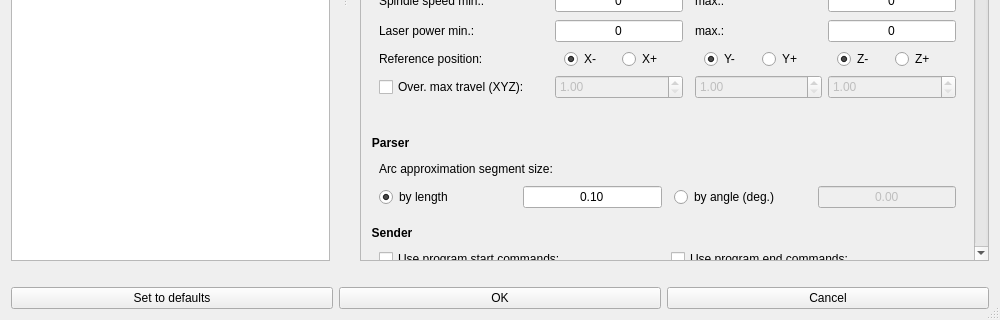
The window that src/candle/frmsettings.ui (bodyhey/Candle3) describes before a commit, drawn with Qt 5; both pictures show x 0 to 1000 and y 280 to 600 of the 1000 by 600 pixel window.
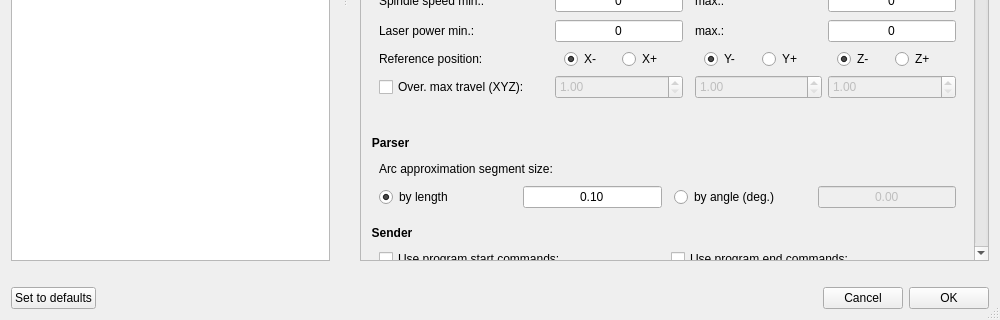
The same window after the commit. Icons and pictures are not drawn. Custom widgets are drawn as their Qt base class.

```diff
--- a/src/candle/frmsettings.ui
+++ b/src/candle/frmsettings.ui
@@ -1808,14 +1808,17 @@
       </widget>
      </item>
      <item>
-      <widget class="QPushButton" name="cmdOK">
-       <property name="text">
-        <string>OK</string>
+      <spacer name="bottomButtonsSpacer">
+       <property name="orientation">
+        <enum>Qt::Orientation::Horizontal</enum>
        </property>
-       <property name="autoDefault">
-        <bool>false</bool>
+       <property name="sizeHint" stdset="0">
+        <size>
+         <width>40</width>
+         <height>20</height>
+        </size>
        </property>
-      </widget>
+      </spacer>
      </item>
      <item>
       <widget class="QPushButton" name="cmdCancel">
@@ -1827,6 +1830,16 @@
        </property>
       </widget>
      </item>
+     <item>
+      <widget class="QPushButton" name="cmdOK">
+       <property name="text">
+        <string>OK</string>
+       </property>
+       <property name="autoDefault">
+        <bool>false</bool>
+       </property>
+      </widget>
+     </item>
     </layout>
    </item>
   </layout>
```
Left out of the diff: 7 changed lines with no effect on the pictures.
